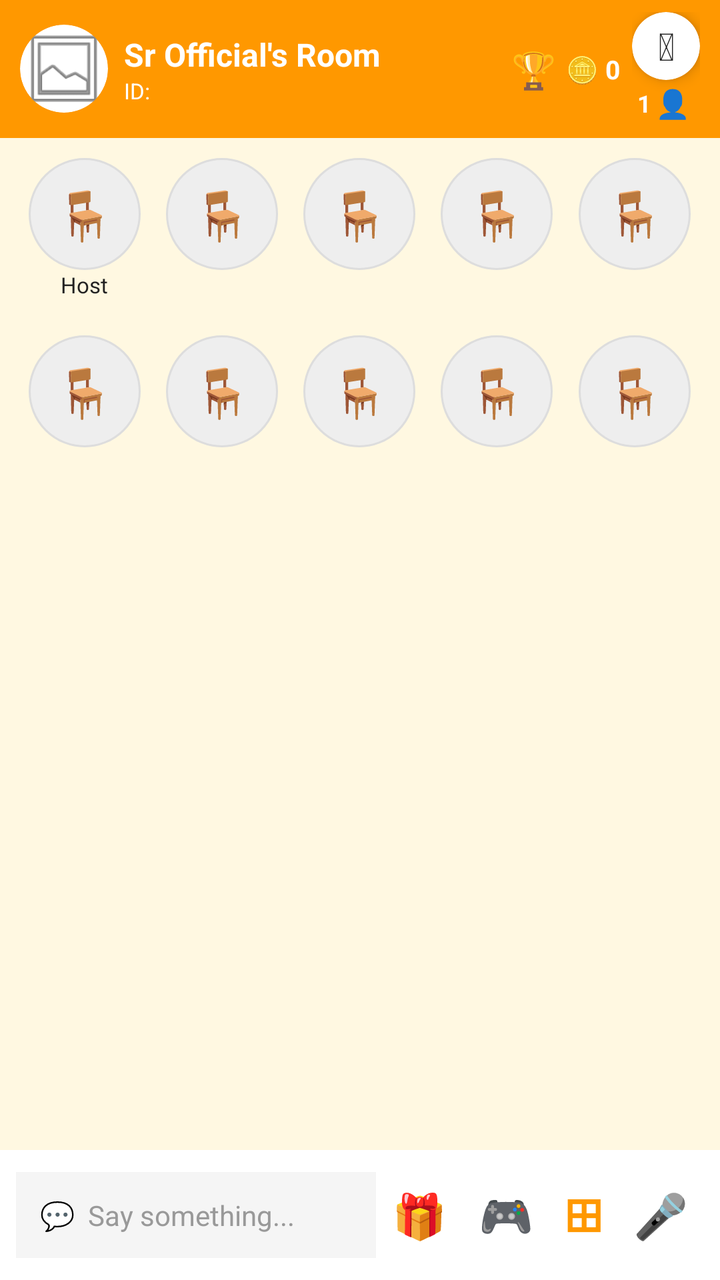
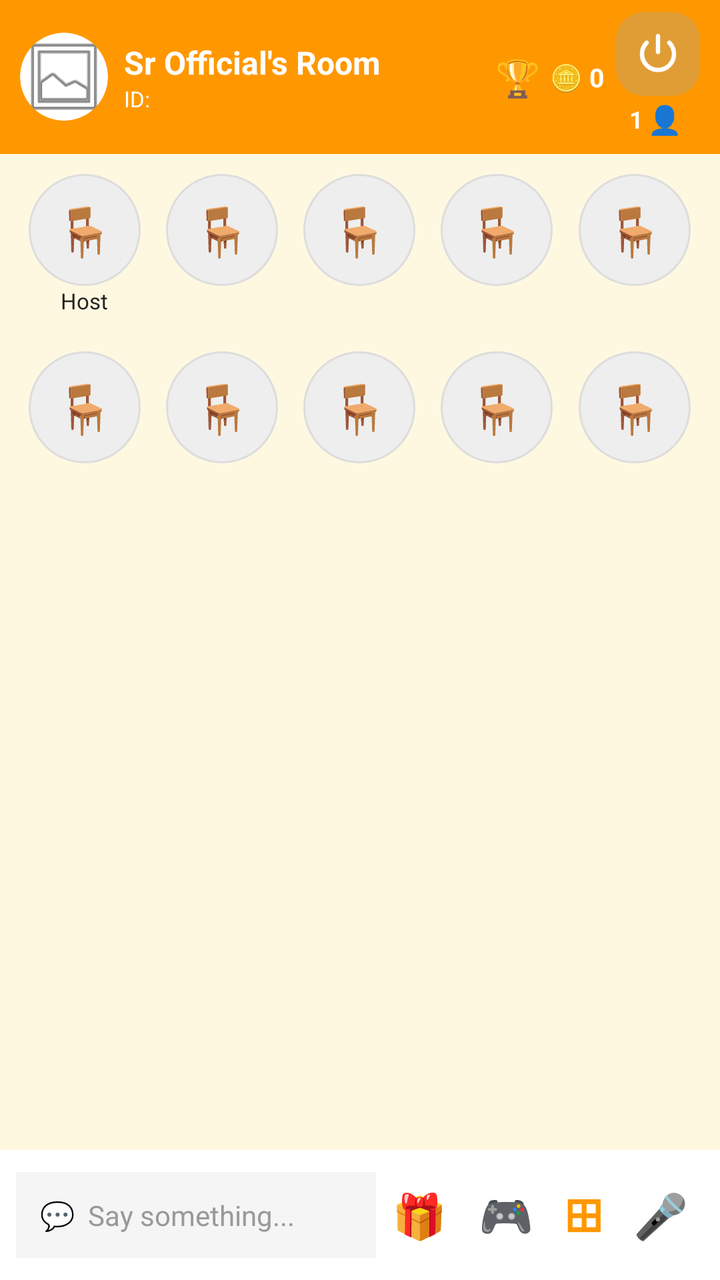

Compare the two renders of this Android layout. The source of the first and the diff that turns it into the second are given below.
<!-- AndroidManifest.xml: activity theme Theme.SRVoiceChat -->
<!-- res/layout/activity_voice_room.xml -->
<?xml version="1.0" encoding="utf-8"?>
<LinearLayout xmlns:android="http://schemas.android.com/apk/res/android"
    xmlns:app="http://schemas.android.com/apk/res-auto"
    android:layout_width="match_parent"
    android:layout_height="match_parent"
    android:orientation="vertical"
    android:background="#FFF8E1">
    <LinearLayout android:layout_width="match_parent" android:layout_height="wrap_content" android:orientation="horizontal" android:gravity="center_vertical" android:background="#FF9800" android:paddingStart="10dp" android:paddingEnd="10dp" android:paddingTop="6dp" android:paddingBottom="6dp">
        <androidx.cardview.widget.CardView android:layout_width="44dp" android:layout_height="44dp" app:cardCornerRadius="22dp" app:cardElevation="0dp">
            <ImageView android:id="@+id/roomHeaderProfileImg" android:layout_width="match_parent" android:layout_height="match_parent" android:scaleType="centerCrop" android:src="@android:drawable/ic_menu_gallery" />
        </androidx.cardview.widget.CardView>
        <LinearLayout android:layout_width="0dp" android:layout_height="wrap_content" android:layout_weight="1" android:orientation="vertical" android:paddingStart="8dp">
            <TextView android:id="@+id/roomTitleText" android:layout_width="wrap_content" android:layout_height="wrap_content" android:text="Sr Official's Room" android:textColor="#FFFFFF" android:textSize="16sp" android:textStyle="bold" />
            <TextView android:id="@+id/roomInfoText" android:layout_width="wrap_content" android:layout_height="wrap_content" android:text="ID: " android:textColor="#FFFFFF" android:textSize="11sp" />
            <TextView android:id="@+id/tvRoomName" android:layout_width="wrap_content" android:layout_height="wrap_content" android:text="Voice Room" android:visibility="gone" />
            <TextView android:id="@+id/tvRoomId" android:layout_width="wrap_content" android:layout_height="wrap_content" android:text="Room ID: " android:visibility="gone" />
            <TextView android:id="@+id/tvMyIdInRoom" android:layout_width="wrap_content" android:layout_height="wrap_content" android:text="আমার ID: " android:visibility="gone" />
        </LinearLayout>
        <TextView android:id="@+id/btnInRoomRanking" android:layout_width="wrap_content" android:layout_height="wrap_content" android:text="🏆" android:textSize="18sp" android:padding="3dp" />
        <TextView android:id="@+id/textRoomCoins" android:layout_width="wrap_content" android:layout_height="wrap_content" android:text="🪙 0" android:textColor="#FFFFFF" android:textSize="13sp" android:textStyle="bold" android:paddingStart="2dp" android:paddingEnd="6dp" />
        <LinearLayout android:layout_width="wrap_content" android:layout_height="wrap_content" android:orientation="vertical" android:gravity="center">
            <androidx.cardview.widget.CardView android:id="@+id/btnPower" android:layout_width="34dp" android:layout_height="34dp" app:cardCornerRadius="17dp" app:cardElevation="4dp" app:cardBackgroundColor="#FFFFFF">
                <TextView android:layout_width="match_parent" android:layout_height="match_parent" android:text="⏻" android:textSize="19sp" android:textColor="#222222" android:textStyle="bold" android:gravity="center" />
            </androidx.cardview.widget.CardView>
            <LinearLayout android:layout_width="wrap_content" android:layout_height="wrap_content" android:orientation="horizontal" android:gravity="center_vertical">
                <TextView android:id="@+id/textOnlineCount" android:layout_width="wrap_content" android:layout_height="wrap_content" android:text="1" android:textColor="#FFFFFF" android:textSize="12sp" android:textStyle="bold" />
                <TextView android:id="@+id/btnOnlineList" android:layout_width="wrap_content" android:layout_height="wrap_content" android:text="👤" android:textSize="14sp" android:padding="2dp" />
            </LinearLayout>
        </LinearLayout>
    </LinearLayout>
    <TextView android:id="@+id/roomNoticeBarText" android:layout_width="match_parent" android:layout_height="wrap_content" android:visibility="gone" android:background="#FFF3CD" android:textColor="#3E2F00" android:textSize="13sp" android:padding="8dp" />
    <LinearLayout android:id="@+id/layoutOwnerTools" android:layout_width="match_parent" android:layout_height="wrap_content" android:orientation="horizontal" android:visibility="gone">
        <Button android:id="@+id/btnRoomSet" android:layout_width="0dp" android:layout_height="wrap_content" android:layout_weight="1" android:text="Room Set" />
        <Button android:id="@+id/btnRoomEdit" android:layout_width="0dp" android:layout_height="wrap_content" android:layout_weight="1" android:text="Edit Room" />
    </LinearLayout>
    <androidx.recyclerview.widget.RecyclerView android:id="@+id/rvOnline" android:layout_width="match_parent" android:layout_height="wrap_content" android:visibility="gone" />
    <LinearLayout android:layout_width="match_parent" android:layout_height="wrap_content" android:orientation="horizontal" android:weightSum="5" android:paddingTop="6dp" android:paddingStart="8dp" android:paddingEnd="8dp" android:paddingBottom="2dp">
        <LinearLayout android:id="@+id/seat_0" android:layout_width="0dp" android:layout_height="wrap_content" android:layout_weight="1" android:orientation="vertical" android:gravity="center" android:padding="4dp"><TextView android:id="@+id/seatImg_0" android:layout_width="56dp" android:layout_height="56dp" android:text="🪑" android:textSize="24sp" android:gravity="center" android:background="@drawable/circle_seat_bg" /><TextView android:layout_width="wrap_content" android:layout_height="wrap_content" android:text="Host" android:textSize="11sp" android:textColor="#222222" /></LinearLayout>
        <LinearLayout android:id="@+id/seat_1" android:layout_width="0dp" android:layout_height="wrap_content" android:layout_weight="1" android:orientation="vertical" android:gravity="center" android:padding="4dp"><TextView android:id="@+id/seatImg_1" android:layout_width="56dp" android:layout_height="56dp" android:text="🪑" android:textSize="24sp" android:gravity="center" android:background="@drawable/circle_seat_bg" /><TextView android:layout_width="wrap_content" android:layout_height="wrap_content" android:text="" android:textSize="11sp" android:textColor="#222222" /></LinearLayout>
        <LinearLayout android:id="@+id/seat_2" android:layout_width="0dp" android:layout_height="wrap_content" android:layout_weight="1" android:orientation="vertical" android:gravity="center" android:padding="4dp"><TextView android:id="@+id/seatImg_2" android:layout_width="56dp" android:layout_height="56dp" android:text="🪑" android:textSize="24sp" android:gravity="center" android:background="@drawable/circle_seat_bg" /><TextView android:layout_width="wrap_content" android:layout_height="wrap_content" android:text="" android:textSize="11sp" android:textColor="#222222" /></LinearLayout>
        <LinearLayout android:id="@+id/seat_3" android:layout_width="0dp" android:layout_height="wrap_content" android:layout_weight="1" android:orientation="vertical" android:gravity="center" android:padding="4dp"><TextView android:id="@+id/seatImg_3" android:layout_width="56dp" android:layout_height="56dp" android:text="🪑" android:textSize="24sp" android:gravity="center" android:background="@drawable/circle_seat_bg" /><TextView android:layout_width="wrap_content" android:layout_height="wrap_content" android:text="" android:textSize="11sp" android:textColor="#222222" /></LinearLayout>
        <LinearLayout android:id="@+id/seat_4" android:layout_width="0dp" android:layout_height="wrap_content" android:layout_weight="1" android:orientation="vertical" android:gravity="center" android:padding="4dp"><TextView android:id="@+id/seatImg_4" android:layout_width="56dp" android:layout_height="56dp" android:text="🪑" android:textSize="24sp" android:gravity="center" android:background="@drawable/circle_seat_bg" /><TextView android:layout_width="wrap_content" android:layout_height="wrap_content" android:text="" android:textSize="11sp" android:textColor="#222222" /></LinearLayout>
    </LinearLayout>
    <LinearLayout android:layout_width="match_parent" android:layout_height="wrap_content" android:orientation="horizontal" android:weightSum="5" android:padding="8dp">
        <LinearLayout android:id="@+id/seat_5" android:layout_width="0dp" android:layout_height="wrap_content" android:layout_weight="1" android:orientation="vertical" android:gravity="center" android:padding="4dp"><TextView android:id="@+id/seatImg_5" android:layout_width="56dp" android:layout_height="56dp" android:text="🪑" android:textSize="24sp" android:gravity="center" android:background="@drawable/circle_seat_bg" /><TextView android:layout_width="wrap_content" android:layout_height="wrap_content" android:text="" android:textSize="11sp" android:textColor="#222222" /></LinearLayout>
        <LinearLayout android:id="@+id/seat_6" android:layout_width="0dp" android:layout_height="wrap_content" android:layout_weight="1" android:orientation="vertical" android:gravity="center" android:padding="4dp"><TextView android:id="@+id/seatImg_6" android:layout_width="56dp" android:layout_height="56dp" android:text="🪑" android:textSize="24sp" android:gravity="center" android:background="@drawable/circle_seat_bg" /><TextView android:layout_width="wrap_content" android:layout_height="wrap_content" android:text="" android:textSize="11sp" android:textColor="#222222" /></LinearLayout>
        <LinearLayout android:id="@+id/seat_7" android:layout_width="0dp" android:layout_height="wrap_content" android:layout_weight="1" android:orientation="vertical" android:gravity="center" android:padding="4dp"><TextView android:id="@+id/seatImg_7" android:layout_width="56dp" android:layout_height="56dp" android:text="🪑" android:textSize="24sp" android:gravity="center" android:background="@drawable/circle_seat_bg" /><TextView android:layout_width="wrap_content" android:layout_height="wrap_content" android:text="" android:textSize="11sp" android:textColor="#222222" /></LinearLayout>
        <LinearLayout android:id="@+id/seat_8" android:layout_width="0dp" android:layout_height="wrap_content" android:layout_weight="1" android:orientation="vertical" android:gravity="center" android:padding="4dp"><TextView android:id="@+id/seatImg_8" android:layout_width="56dp" android:layout_height="56dp" android:text="🪑" android:textSize="24sp" android:gravity="center" android:background="@drawable/circle_seat_bg" /><TextView android:layout_width="wrap_content" android:layout_height="wrap_content" android:text="" android:textSize="11sp" android:textColor="#222222" /></LinearLayout>
        <LinearLayout android:id="@+id/seat_9" android:layout_width="0dp" android:layout_height="wrap_content" android:layout_weight="1" android:orientation="vertical" android:gravity="center" android:padding="4dp"><TextView android:id="@+id/seatImg_9" android:layout_width="56dp" android:layout_height="56dp" android:text="🪑" android:textSize="24sp" android:gravity="center" android:background="@drawable/circle_seat_bg" /><TextView android:layout_width="wrap_content" android:layout_height="wrap_content" android:text="" android:textSize="11sp" android:textColor="#222222" /></LinearLayout>
    </LinearLayout>
    <ScrollView android:id="@+id/chatScrollView" android:layout_width="match_parent" android:layout_height="0dp" android:layout_weight="1"><LinearLayout android:id="@+id/chatListContainer" android:layout_width="match_parent" android:layout_height="wrap_content" android:orientation="vertical" android:padding="8dp" /></ScrollView>
    <LinearLayout android:id="@+id/bottomBarContainer" android:layout_width="match_parent" android:layout_height="wrap_content" android:orientation="horizontal" android:gravity="center_vertical" android:background="#FFFFFF" android:padding="8dp">
        <TextView android:id="@+id/btnOpenChat" android:layout_width="0dp" android:layout_height="wrap_content" android:layout_weight="1" android:text="💬  Say something..." android:textColor="#999999" android:textSize="14sp" android:background="#F5F5F5" android:padding="12dp" />
        <TextView android:id="@+id/btnGiftBox" android:layout_width="wrap_content" android:layout_height="wrap_content" android:text="🎁" android:textSize="22sp" android:padding="8dp" />
        <TextView android:id="@+id/btnGame" android:layout_width="wrap_content" android:layout_height="wrap_content" android:text="🎮" android:textSize="22sp" android:padding="8dp" />
        <TextView android:id="@+id/btnRoomTools" android:layout_width="wrap_content" android:layout_height="wrap_content" android:text="⊞" android:textSize="24sp" android:textColor="#FF9800" android:textStyle="bold" android:padding="8dp" />
        <TextView android:id="@+id/btnMicToggle" android:layout_width="wrap_content" android:layout_height="wrap_content" android:text="🎤" android:textSize="22sp" android:padding="8dp" />
    </LinearLayout>
    <LinearLayout android:id="@+id/chatPopupBar" android:layout_width="match_parent" android:layout_height="wrap_content" android:orientation="horizontal" android:gravity="center_vertical" android:visibility="gone" android:background="#FFFFFF" android:padding="8dp">
        <EditText android:id="@+id/inputChatMessage" android:layout_width="0dp" android:layout_height="wrap_content" android:layout_weight="1" android:hint="Type message..." android:textSize="14sp" android:background="#F5F5F5" android:padding="12dp" />
        <TextView android:id="@+id/btnChatOption" android:layout_width="wrap_content" android:layout_height="wrap_content" android:text="Send" android:textColor="#FFFFFF" android:textStyle="bold" android:background="#FF9800" android:padding="12dp" />
    </LinearLayout>
</LinearLayout>
<!-- resources referenced by this layout -->
<resources>
  <!-- drawable circle_seat_bg (drawable) -->
  <?xml version="1.0" encoding="utf-8"?>
  <shape xmlns:android="http://schemas.android.com/apk/res/android"
      android:shape="oval">
  
      <solid android:color="#EEEEEE" />
  
      <stroke
          android:width="1dp"
          android:color="#DDDDDD" />
  
      <size
          android:width="56dp"
          android:height="56dp" />
  
  </shape>
  <style name="Theme.SRVoiceChat" parent="Theme.Material3.DayNight.NoActionBar">
          <item name="colorPrimary">#FF4081</item>
          <item name="android:statusBarColor">#FF4081</item>
          <item name="android:windowLightStatusBar">true</item>
      </style>
</resources>

<!-- the commit's change to res/layout/activity_voice_room.xml (unified diff, before → after) -->
@@ -19,9 +19,14 @@
         <TextView android:id="@+id/btnInRoomRanking" android:layout_width="wrap_content" android:layout_height="wrap_content" android:text="🏆" android:textSize="18sp" android:padding="3dp" />
         <TextView android:id="@+id/textRoomCoins" android:layout_width="wrap_content" android:layout_height="wrap_content" android:text="🪙 0" android:textColor="#FFFFFF" android:textSize="13sp" android:textStyle="bold" android:paddingStart="2dp" android:paddingEnd="6dp" />
         <LinearLayout android:layout_width="wrap_content" android:layout_height="wrap_content" android:orientation="vertical" android:gravity="center">
-            <androidx.cardview.widget.CardView android:id="@+id/btnPower" android:layout_width="34dp" android:layout_height="34dp" app:cardCornerRadius="17dp" app:cardElevation="4dp" app:cardBackgroundColor="#FFFFFF">
-                <TextView android:layout_width="match_parent" android:layout_height="match_parent" android:text="⏻" android:textSize="19sp" android:textColor="#222222" android:textStyle="bold" android:gravity="center" />
-            </androidx.cardview.widget.CardView>
+            <ImageButton
+                android:id="@+id/btnPower"
+                android:layout_width="42dp"
+                android:layout_height="42dp"
+                android:background="@drawable/bg_power_button"
+                android:src="@drawable/ic_power_white"
+                android:scaleType="centerInside"
+                android:padding="9dp" />
             <LinearLayout android:layout_width="wrap_content" android:layout_height="wrap_content" android:orientation="horizontal" android:gravity="center_vertical">
                 <TextView android:id="@+id/textOnlineCount" android:layout_width="wrap_content" android:layout_height="wrap_content" android:text="1" android:textColor="#FFFFFF" android:textSize="12sp" android:textStyle="bold" />
                 <TextView android:id="@+id/btnOnlineList" android:layout_width="wrap_content" android:layout_height="wrap_content" android:text="👤" android:textSize="14sp" android:padding="2dp" />
<!-- resource entries referenced after the edit -->
@@ -1,5 +1,12 @@
 <!-- resources referenced by this layout -->
 <resources>
+  <!-- drawable bg_power_button (drawable) -->
+  <?xml version="1.0" encoding="utf-8"?>
+  <shape xmlns:android="http://schemas.android.com/apk/res/android"
+      android:shape="rectangle">
+      <corners android:radius="14dp" />
+      <solid android:color="#4D9AAAB0" />
+  </shape>
   <!-- drawable circle_seat_bg (drawable) -->
   <?xml version="1.0" encoding="utf-8"?>
   <shape xmlns:android="http://schemas.android.com/apk/res/android"
@@ -16,6 +23,25 @@
           android:height="56dp" />
   
   </shape>
+  <!-- drawable ic_power_white (drawable) -->
+  <?xml version="1.0" encoding="utf-8"?>
+  <vector xmlns:android="http://schemas.android.com/apk/res/android"
+      android:width="24dp"
+      android:height="24dp"
+      android:viewportWidth="24"
+      android:viewportHeight="24">
+      <path
+          android:strokeColor="#FFFFFF"
+          android:strokeWidth="2.2"
+          android:strokeLineCap="round"
+          android:pathData="M12,3 L12,11" />
+      <path
+          android:fillColor="#00000000"
+          android:strokeColor="#FFFFFF"
+          android:strokeWidth="2.2"
+          android:strokeLineCap="round"
+          android:pathData="M17.66,6.34 A8,8 0 1,1 6.34,6.34" />
+  </vector>
   <style name="Theme.SRVoiceChat" parent="Theme.Material3.DayNight.NoActionBar">
           <item name="colorPrimary">#FF4081</item>
           <item name="android:statusBarColor">#FF4081</item>
